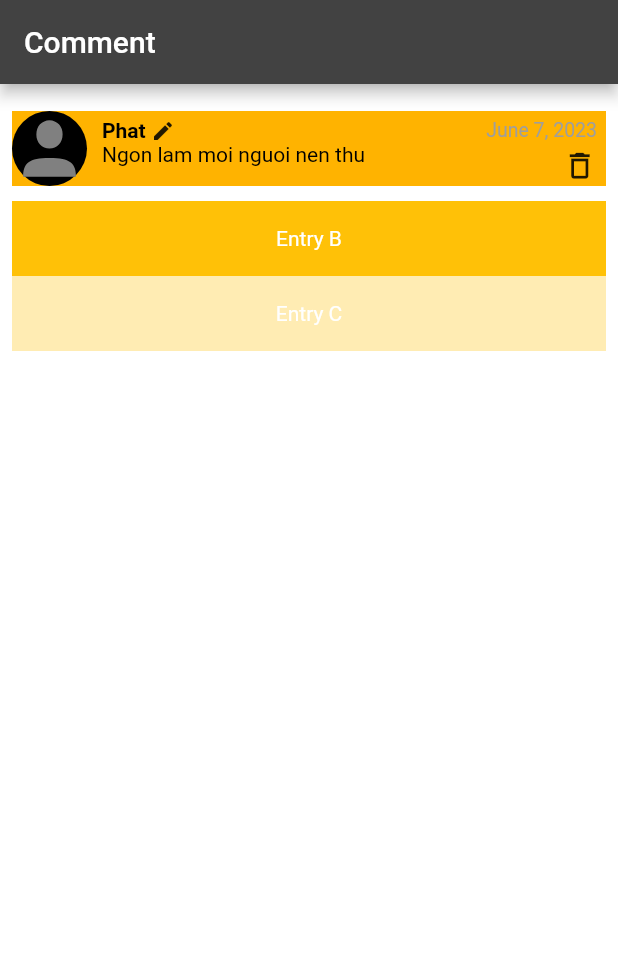
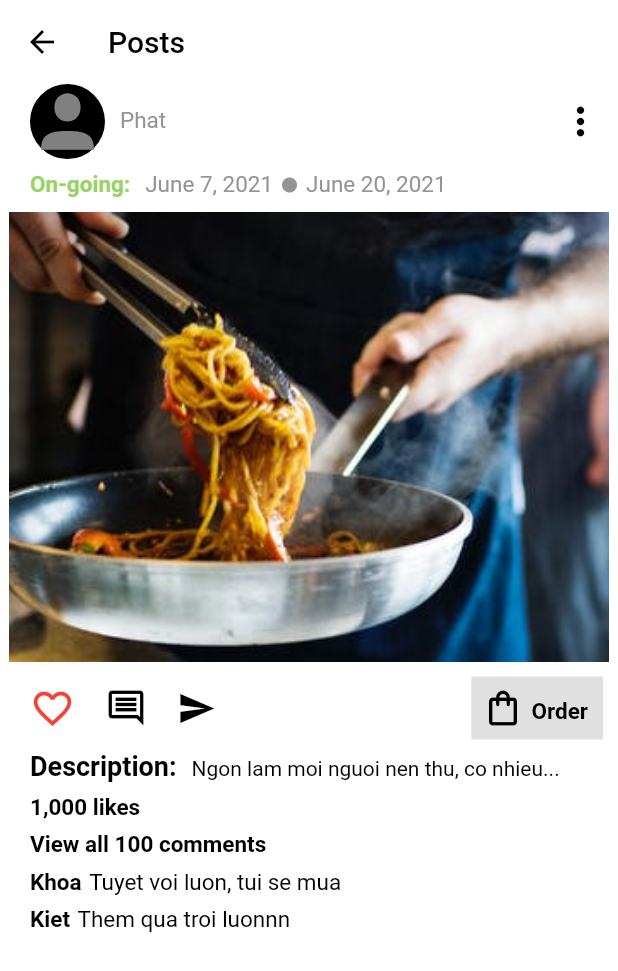
Before and after one commit to OnlyFoodApp/onlyfood_mo, a Flutter app: the screen it shows after launch, on a phone screen of 412 x 824 dp. Shown: the top 971 px of the screen. Run offline on Flutter 3.47's test engine with Material 2 defaults, Android fonts, the light colour scheme and no system bars; our stand-ins replace firebase_core, flutter_svg, image_picker, jwt_decoder; accounts and stored records are empty.

Commit message:
create post detail screen

```diff
--- a/onlyfood_mo/lib/main.dart
+++ b/onlyfood_mo/lib/main.dart
@@ -8,6 +8,7 @@ import 'package:onlyfood_mo/screens/campaign/add_new_campaign.dart';
 import 'package:onlyfood_mo/screens/campaign/add_menu_for_campaign.dart';
 import 'package:onlyfood_mo/screens/comment/comment_screnn.dart';
 import 'package:onlyfood_mo/screens/login/login_screen.dart';
+import 'package:onlyfood_mo/screens/post/view_post_detail.dart';
 import 'package:onlyfood_mo/screens/profile_editing/profile_editing.dart';
 import 'package:onlyfood_mo/screens/reset_password/reset_password.dart';
 import 'package:onlyfood_mo/screens/reset_password/reset_password_verify.dart';
@@ -50,6 +51,6 @@ class MyApp extends StatelessWidget {
         theme: ThemeData.dark().copyWith(
           scaffoldBackgroundColor: mobileBackgroundColor,
         ),
-        home: const CommentScreen());
+        home: const ViewPostDetail());
   }
 }
--- a/onlyfood_mo/lib/screens/comment/comment_screnn.dart
+++ b/onlyfood_mo/lib/screens/comment/comment_screnn.dart
@@ -13,7 +13,13 @@ class _CommentScreenState extends State<CommentScreen> {
   Widget build(BuildContext context) {
     return Scaffold(
         appBar: AppBar(
-          title: Text("Comment"),
+          title: const Text(
+            'Comments',
+            style: TextStyle(color: Colors.black),
+          ), // Tiêu đề
+          backgroundColor: Colors.white,
+          iconTheme: const IconThemeData(color: Colors.black),
+          elevation: 0,
         ),
         body: SafeArea(
             child: ListView(
@@ -44,7 +50,7 @@ class _CommentScreenState extends State<CommentScreen> {
                       child: Column(
                         crossAxisAlignment: CrossAxisAlignment.start,
                         children: [
-                          Row(
+                          const Row(
                             children: [
                               Text("Phat ",
                                   textAlign: TextAlign.left,
--- /dev/null
+++ b/onlyfood_mo/lib/screens/post/view_post_detail.dart
@@ -0,0 +1,403 @@
+import 'package:flutter/material.dart';
+import 'package:flutter_svg/flutter_svg.dart';
+
+class ViewPostDetail extends StatefulWidget {
+  const ViewPostDetail({super.key});
+
+  @override
+  State<ViewPostDetail> createState() => _ViewPostDetailState();
+}
+
+class _ViewPostDetailState extends State<ViewPostDetail> {
+  @override
+  Widget build(BuildContext context) {
+    return Scaffold(
+      appBar: AppBar(
+        leading: const BackButton(), // Mũi tên bên trái
+        title: const Text(
+          'Posts',
+          style: TextStyle(color: Colors.black),
+        ), // Tiêu đề
+        backgroundColor: Colors.white,
+        iconTheme: const IconThemeData(color: Colors.black),
+        elevation: 0,
+      ),
+      body: ListView(children: [
+        Column(children: [
+          Row(
+            mainAxisAlignment: MainAxisAlignment.spaceBetween,
+            children: [
+              Row(
+                children: [
+                  const SizedBox(
+                    width: 20,
+                  ),
+                  SizedBox(
+                    width: 50,
+                    height: 50,
+                    child: CircleAvatar(
+                      child: SvgPicture.asset(
+                        "assets/default_avatar.svg",
+                        width: 50,
+                        height: 50,
+                        fit: BoxFit.cover,
+                      ),
+                    ),
+                  ),
+                  const SizedBox(
+                    width: 10,
+                  ),
+                  const Text(
+                    'Phat',
+                    style: TextStyle(
+                      color: Color(0xFF949494),
+                      fontSize: 15,
+                      fontFamily: 'Roboto',
+                      fontWeight: FontWeight.w400,
+                      height: 1,
+                    ),
+                  ),
+                ],
+              ),
+              const Row(
+                children: [
+                  Icon(Icons.more_vert,
+                      size: 30, color: Colors.black // Màu sắc của chấm
+                      ),
+                  SizedBox(
+                    width: 10,
+                  ),
+                ],
+              )
+            ],
+          ),
+
+          const SizedBox(
+            height: 10,
+          ),
+          const Row(
+            mainAxisAlignment: MainAxisAlignment.start,
+            children: [
+              SizedBox(
+                width: 20,
+              ),
+              Text(
+                'On-going:',
+                style: TextStyle(
+                  color: Color(0xFF96D465),
+                  fontSize: 15,
+                  fontFamily: 'Roboto',
+                  fontWeight: FontWeight.w700,
+                  height: 1,
+                ),
+              ),
+              SizedBox(
+                width: 10,
+              ),
+              Text(
+                'June 7, 2021',
+                style: TextStyle(
+                  color: Color(0xFF949494),
+                  fontSize: 15,
+                  fontFamily: 'Roboto',
+                  fontWeight: FontWeight.w400,
+                  height: 1,
+                ),
+              ),
+              SizedBox(
+                width: 5,
+              ),
+              Icon(
+                Icons.circle,
+                size: 12.0,
+                color: Color(0xFF949494), // Màu sắc của chấm
+              ),
+              SizedBox(
+                width: 5,
+              ),
+              Text(
+                'June 20, 2021',
+                style: TextStyle(
+                  color: Color(0xFF949494),
+                  fontSize: 15,
+                  fontFamily: 'Roboto',
+                  fontWeight: FontWeight.w400,
+                  height: 1,
+                ),
+              ),
+            ],
+          ),
+          // const SizedBox(
+          //   height: 10,
+          // ),
+          // const Row(
+          //   mainAxisAlignment: MainAxisAlignment.start,
+          //   children: [
+          //     SizedBox(
+          //       width: 20,
+          //     ),
+          //     Text(
+          //       'Completed:',
+          //       style: TextStyle(
+          //         color: Color(0xFF96D465),
+          //         fontSize: 15,
+          //         fontFamily: 'Roboto',
+          //         fontWeight: FontWeight.w700,
+          //         height: 1,
+          //       ),
+          //     ),
+          //     Text(
+          //       'June 7, 2021',
+          //       style: TextStyle(
+          //         color: Color(0xFF949494),
+          //         fontSize: 15,
+          //         fontFamily: 'Roboto',
+          //         fontWeight: FontWeight.w400,
+          //         height: 1,
+          //       ),
+          //     ),
+          //     Icon(
+          //       Icons.circle,
+          //       size: 12.0,
+          //       color: Color(0xFF949494), // Màu sắc của chấm
+          //     ),
+          //     Text(
+          //       'June 20, 2021',
+          //       style: TextStyle(
+          //         color: Color(0xFF949494),
+          //         fontSize: 15,
+          //         fontFamily: 'Roboto',
+          //         fontWeight: FontWeight.w400,
+          //         height: 1,
+          //       ),
+          //     ),
+          //   ],
+          // ),
+          const SizedBox(
+            height: 10,
+          ),
+          //picture here
+          Container(
+            width: 400,
+            height: 300,
+            decoration: const BoxDecoration(
+              image: DecorationImage(
+                image: AssetImage('assets/images/1.png'),
+                fit: BoxFit.cover,
+              ),
+            ),
+          ),
+          const SizedBox(
+            height: 10,
+          ),
+          //instagram action bar here
+          Row(
+            mainAxisAlignment: MainAxisAlignment.spaceBetween,
+            children: [
+              const Row(
+                children: [
+                  SizedBox(
+                    width: 20,
+                  ),
+                  Icon(
+                    Icons.favorite_border,
+                    size: 30,
+                    color: Colors.red,
+                  ),
+                  SizedBox(
+                    width: 20,
+                  ),
+                  Icon(
+                    Icons.comment_outlined,
+                    size: 28,
+                    color: Colors.black,
+                  ),
+                  SizedBox(
+                    width: 20,
+                  ),
+                  Icon(
+                    Icons.send_sharp,
+                    size: 26,
+                    color: Colors.black,
+                  ),
+                ],
+              ),
+              Container(
+                color: Colors.grey[300],
+                padding: EdgeInsets.only(top: 7, right: 10, left: 7, bottom: 7),
+                margin: EdgeInsets.only(right: 10),
+                child: Row(
+                  children: [
+                    Icon(
+                      Icons.shopping_bag_outlined,
+                      size: 28,
+                      color: Colors.black,
+                    ),
+                    SizedBox(
+                      width: 5,
+                    ),
+                    Text(
+                      'Order',
+                      style: TextStyle(
+                        color: Colors.black,
+                        fontSize: 15,
+                        fontFamily: 'Roboto',
+                        fontWeight: FontWeight.w700,
+                        height: 1.6,
+                      ),
+                    ),
+                  ],
+                ),
+              ),
+            ],
+          ),
+          const SizedBox(
+            height: 10,
+          ),
+          const Row(
+            mainAxisAlignment: MainAxisAlignment.start,
+            children: [
+              SizedBox(
+                width: 20,
+              ),
+              Text(
+                'Description:',
+                style: TextStyle(
+                  color: Colors.black,
+                  fontSize: 18,
+                  fontFamily: 'Roboto',
+                  fontWeight: FontWeight.w700,
+                  height: 1,
+                ),
+              ),
+              SizedBox(
+                width: 10,
+              ),
+              Text(
+                'Ngon lam moi nguoi nen thu, co nhieu...',
+                style: TextStyle(
+                    fontWeight: FontWeight.normal, color: Colors.black),
+              ),
+            ],
+          ),
+          const SizedBox(
+            height: 10,
+          ),
+          //numbers of like here
+          const Row(
+            mainAxisAlignment: MainAxisAlignment.start,
+            children: [
+              SizedBox(
+                width: 20,
+              ),
+              Text(
+                '1,000 likes',
+                style: TextStyle(
+                  color: Colors.black,
+                  fontSize: 15,
+                  fontFamily: 'Roboto',
+                  fontWeight: FontWeight.w700,
+                  height: 1,
+                ),
+              ),
+            ],
+          ),
+          const SizedBox(
+            height: 10,
+          ),
+          //comments here
+          const Row(
+            mainAxisAlignment: MainAxisAlignment.start,
+            children: [
+              SizedBox(
+                width: 20,
+              ),
+              Text(
+                'View all 100 comments',
+                style: TextStyle(
+                  color: Colors.black,
+                  fontSize: 15,
+                  fontFamily: 'Roboto',
+                  fontWeight: FontWeight.w700,
+                  height: 1,
+                ),
+              ),
+              SizedBox(
+                width: 10,
+              ),
+              //some instagram comments here
+            ],
+          ),
+          const SizedBox(
+            height: 10,
+          ),
+          const Column(children: [
+            Row(
+              children: [
+                SizedBox(
+                  width: 20,
+                ),
+                Text(
+                  'Khoa',
+                  style: TextStyle(
+                    color: Colors.black,
+                    fontSize: 15,
+                    fontFamily: 'Roboto',
+                    fontWeight: FontWeight.w700,
+                    height: 1,
+                  ),
+                ),
+                SizedBox(
+                  width: 5,
+                ),
+                Text(
+                  "Tuyet voi luon, tui se mua",
+                  style: TextStyle(
+                    color: Colors.black,
+                    fontSize: 15,
+                    fontFamily: 'Roboto',
+                    fontWeight: FontWeight.w400,
+                    height: 1,
+                  ),
+                ),
+              ],
+            ),
+            SizedBox(
+              height: 10,
+            ),
+            Row(
+              children: [
+                SizedBox(
+                  width: 20,
+                ),
+                Text(
+                  'Kiet',
+                  style: TextStyle(
+                    color: Colors.black,
+                    fontSize: 15,
+                    fontFamily: 'Roboto',
+                    fontWeight: FontWeight.w700,
+                    height: 1,
+                  ),
+                ),
+                SizedBox(
+                  width: 5,
+                ),
+                Text(
+                  "Them qua troi luonnn",
+                  style: TextStyle(
+                    color: Colors.black,
+                    fontSize: 15,
+                    fontFamily: 'Roboto',
+                    fontWeight: FontWeight.w400,
+                    height: 1,
+                  ),
+                ),
+              ],
+            )
+          ])
+        ]),
+      ]),
+    );
+  }
+}
```
